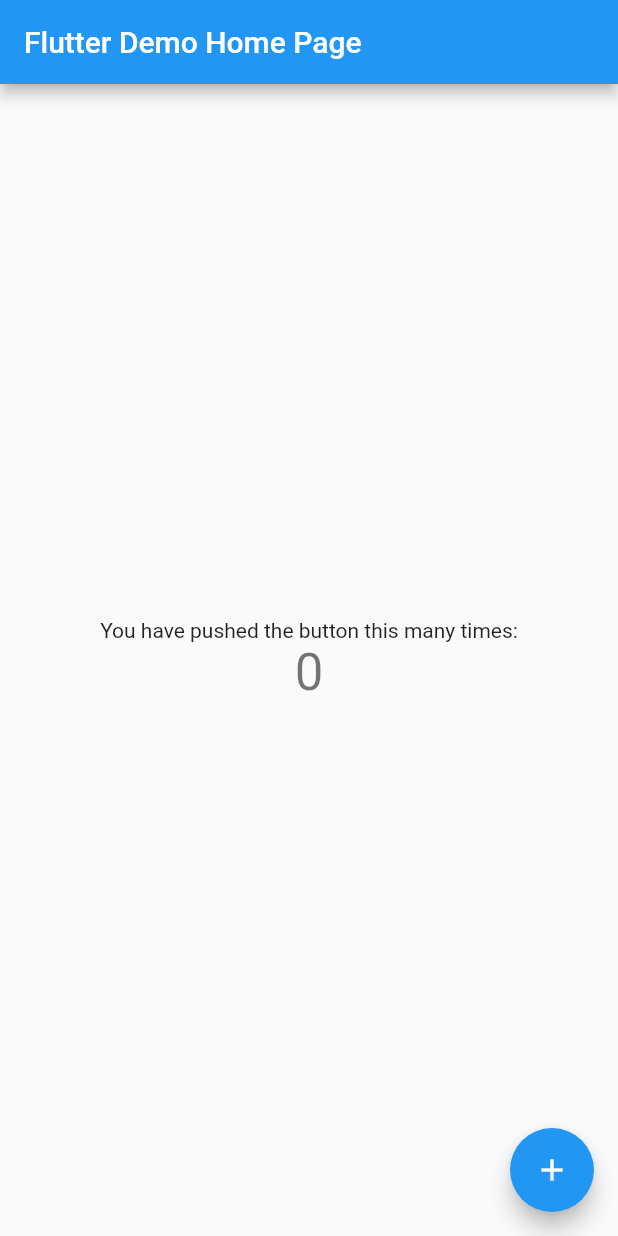
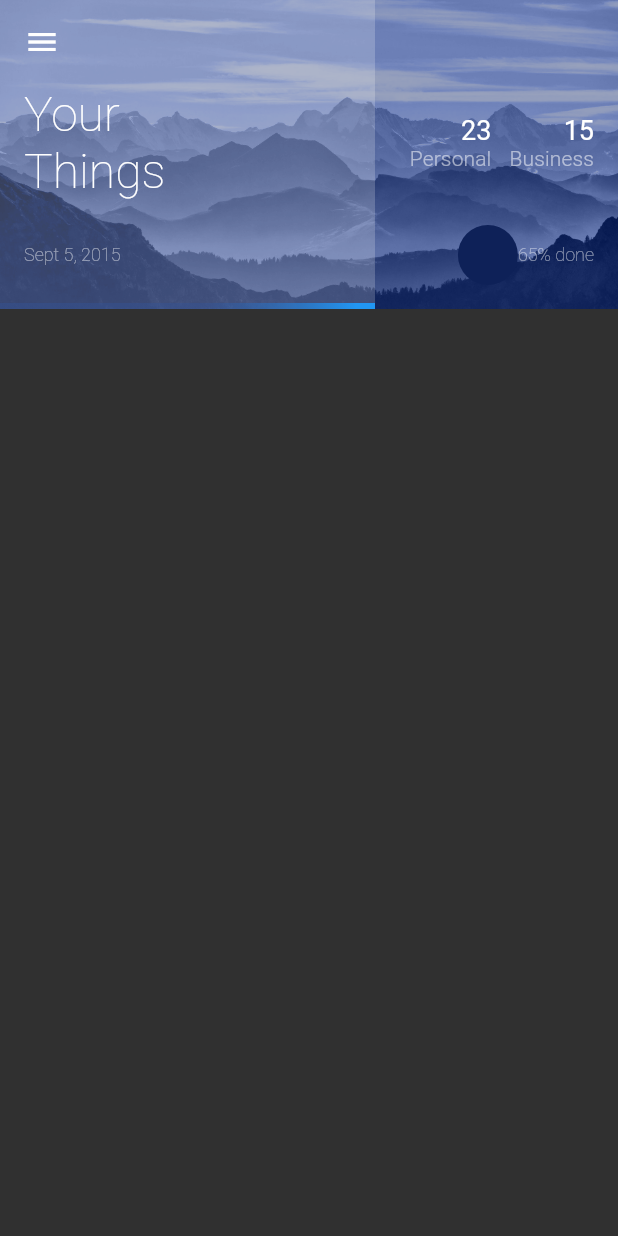
Before and after one commit to ubaidkolad/elred-flutter-assignment, a Flutter app: the screen it shows after launch, on a phone screen of 412 x 824 dp. Run offline on Flutter 3.47's test engine with Material 2 defaults, Android fonts, the phone set to English and light mode, and no system bars.

Commit message:
completed home header design

```diff
--- /dev/null
+++ b/lib/config/styles/theme.dart
@@ -0,0 +1,16 @@
+import 'package:flutter/material.dart';
+
+final themeData = ThemeData(
+    brightness: Brightness.dark,
+    primaryColor: const Color(0xFF325398),
+    primaryColorLight: const Color(0xFF3f5fa4),
+    primaryColorDark: const Color(0xFF0e2158),
+    textTheme: TextTheme(
+        headline1: TextStyle(
+            fontSize: 32, color: Colors.white, fontWeight: FontWeight.w200),
+        subtitle1: TextStyle(
+            color: Colors.white, fontWeight: FontWeight.w400, fontSize: 18),
+        subtitle2: TextStyle(
+            color: Colors.white54, fontWeight: FontWeight.w300, fontSize: 14),
+        caption: TextStyle(
+            color: Colors.white54, fontWeight: FontWeight.w200, fontSize: 12)));
--- a/lib/main.dart
+++ b/lib/main.dart
@@ -1,3 +1,5 @@
+import 'package:elred_flutter_assignment/config/styles/theme.dart';
+import 'package:elred_flutter_assignment/views/home/home_view.dart';
 import 'package:flutter/material.dart';
 
 void main() {
@@ -7,109 +9,12 @@ void main() {
 class MyApp extends StatelessWidget {
   const MyApp({Key? key}) : super(key: key);
 
-  // This widget is the root of your application.
   @override
   Widget build(BuildContext context) {
     return MaterialApp(
-      title: 'Flutter Demo',
-      theme: ThemeData(
-        // This is the theme of your application.
-        //
-        // Try running your application with "flutter run". You'll see the
-        // application has a blue toolbar. Then, without quitting the app, try
-        // changing the primarySwatch below to Colors.green and then invoke
-        // "hot reload" (press "r" in the console where you ran "flutter run",
-        // or simply save your changes to "hot reload" in a Flutter IDE).
-        // Notice that the counter didn't reset back to zero; the application
-        // is not restarted.
-        primarySwatch: Colors.blue,
-      ),
-      home: const MyHomePage(title: 'Flutter Demo Home Page'),
+      title: 'Elred Flutter Assignment',
+      theme: themeData,
+      home: const HomeView(),
     );
   }
 }
-
-class MyHomePage extends StatefulWidget {
-  const MyHomePage({Key? key, required this.title}) : super(key: key);
-
-  // This widget is the home page of your application. It is stateful, meaning
-  // that it has a State object (defined below) that contains fields that affect
-  // how it looks.
-
-  // This class is the configuration for the state. It holds the values (in this
-  // case the title) provided by the parent (in this case the App widget) and
-  // used by the build method of the State. Fields in a Widget subclass are
-  // always marked "final".
-
-  final String title;
-
-  @override
-  State<MyHomePage> createState() => _MyHomePageState();
-}
-
-class _MyHomePageState extends State<MyHomePage> {
-  int _counter = 0;
-
-  void _incrementCounter() {
-    setState(() {
-      // This call to setState tells the Flutter framework that something has
-      // changed in this State, which causes it to rerun the build method below
-      // so that the display can reflect the updated values. If we changed
-      // _counter without calling setState(), then the build method would not be
-      // called again, and so nothing would appear to happen.
-      _counter++;
-    });
-  }
-
-  @override
-  Widget build(BuildContext context) {
-    // This method is rerun every time setState is called, for instance as done
-    // by the _incrementCounter method above.
-    //
-    // The Flutter framework has been optimized to make rerunning build methods
-    // fast, so that you can just rebuild anything that needs updating rather
-    // than having to individually change instances of widgets.
-    return Scaffold(
-      appBar: AppBar(
-        // Here we take the value from the MyHomePage object that was created by
-        // the App.build method, and use it to set our appbar title.
-        title: Text(widget.title),
-      ),
-      body: Center(
-        // Center is a layout widget. It takes a single child and positions it
-        // in the middle of the parent.
-        child: Column(
-          // Column is also a layout widget. It takes a list of children and
-          // arranges them vertically. By default, it sizes itself to fit its
-          // children horizontally, and tries to be as tall as its parent.
-          //
-          // Invoke "debug painting" (press "p" in the console, choose the
-          // "Toggle Debug Paint" action from the Flutter Inspector in Android
-          // Studio, or the "Toggle Debug Paint" command in Visual Studio Code)
-          // to see the wireframe for each widget.
-          //
-          // Column has various properties to control how it sizes itself and
-          // how it positions its children. Here we use mainAxisAlignment to
-          // center the children vertically; the main axis here is the vertical
-          // axis because Columns are vertical (the cross axis would be
-          // horizontal).
-          mainAxisAlignment: MainAxisAlignment.center,
-          children: <Widget>[
-            const Text(
-              'You have pushed the button this many times:',
-            ),
-            Text(
-              '$_counter',
-              style: Theme.of(context).textTheme.headline4,
-            ),
-          ],
-        ),
-      ),
-      floatingActionButton: FloatingActionButton(
-        onPressed: _incrementCounter,
-        tooltip: 'Increment',
-        child: const Icon(Icons.add),
-      ), // This trailing comma makes auto-formatting nicer for build methods.
-    );
-  }
-}
--- /dev/null
+++ b/lib/views/home/home_view.dart
@@ -0,0 +1,29 @@
+// ignore_for_file: prefr_const_literals_to_create_immutables, prefer_const_constructors, prefer_const_literals_to_create_immutables
+
+import 'package:elred_flutter_assignment/views/home/components/home_header.dart';
+import 'package:flutter/material.dart';
+import 'package:flutter/services.dart';
+import 'package:flutter/src/foundation/key.dart';
+import 'package:flutter/src/widgets/framework.dart';
+
+class HomeView extends StatefulWidget {
+  const HomeView({Key? key}) : super(key: key);
+
+  @override
+  State<HomeView> createState() => _HomeViewState();
+}
+
+class _HomeViewState extends State<HomeView> {
+  @override
+  Widget build(BuildContext context) {
+    return Scaffold(
+      body: AnnotatedRegion<SystemUiOverlayStyle>(
+        value: SystemUiOverlayStyle.light
+            .copyWith(statusBarColor: Theme.of(context).primaryColorLight),
+        child: SafeArea(
+          child: CustomScrollView(slivers: [HomeHeader()]),
+        ),
+      ),
+    );
+  }
+}
```
Also changed, not shown: lib/views/home/components/home_header.dart (added, +137 -0 lines), pubspec.yaml (+4 -7 lines), assets/images/banner.webp (added), lib/config/styles/typography.dart (added).
